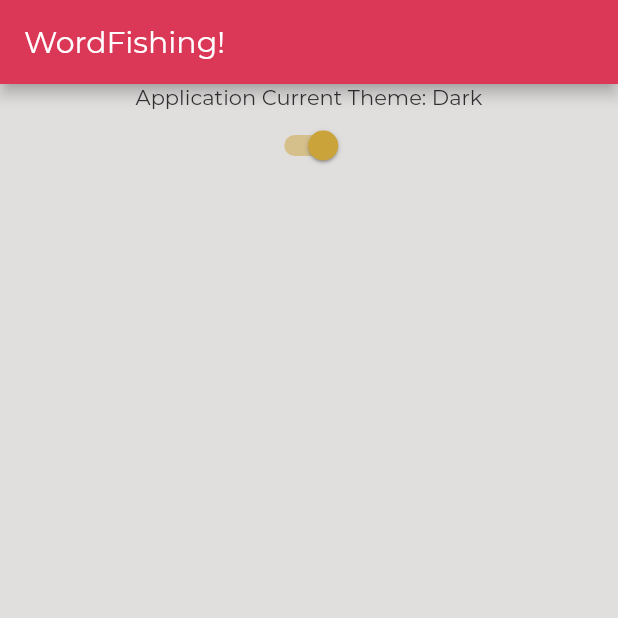
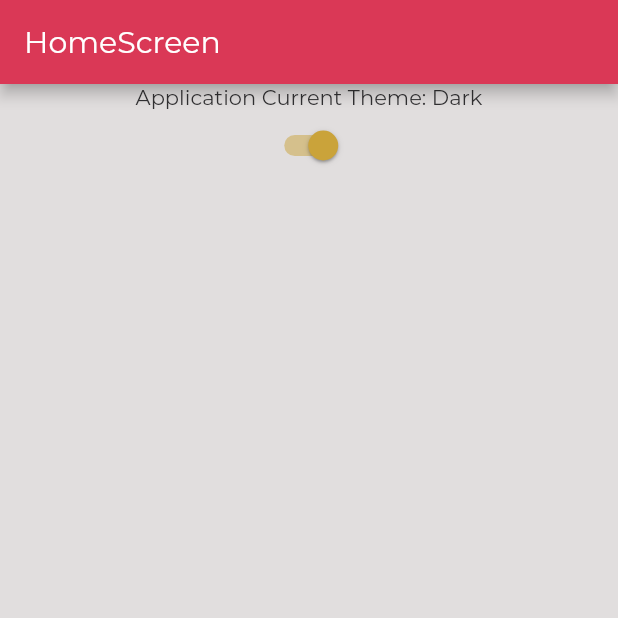
Before and after one commit to DominikHinc/WordFishing_Flutter, a Flutter app: the screen it shows after launch, on a phone screen of 412 x 824 dp, the top half of it. Run offline on Flutter 3.47's test engine with Material 2 defaults, Android fonts, the phone set to English and light mode, and no system bars.

Commit message:
add simple navigation

```diff
--- a/lib/main.dart
+++ b/lib/main.dart
@@ -1,7 +1,5 @@
-import 'package:WordFishing/screens/home-screen.dart';
 import 'package:flutter/material.dart';
-import 'package:WordFishing/providers/theme-provider.dart';
-import 'package:provider/provider.dart';
+import 'package:WordFishing/navigation/routes-config.dart';
 
 void main() {
   runApp(MyApp());
@@ -10,24 +8,6 @@ void main() {
 class MyApp extends StatelessWidget {
   @override
   Widget build(BuildContext context) {
-    return MultiProvider(
-      providers: [
-        ChangeNotifierProvider.value(
-          value: ApplicationThemeProvider(),
-        ),
-      ],
-      child: Consumer<ApplicationThemeProvider>(
-        builder: (_, theme, __) => MaterialApp(
-          title: 'WordFishing',
-          theme: theme.currentTheme,
-          home: Scaffold(
-            appBar: AppBar(
-              title: Text("WordFishing!"),
-            ),
-            body: HomeScreen(),
-          ),
-        ),
-      ),
-    );
+    return RoutesConfig();
   }
 }
--- a/lib/navigation/routes-config.dart
+++ b/lib/navigation/routes-config.dart
@@ -1 +1,27 @@
-// Config for routes will be added here
+import 'package:flutter/material.dart';
+import 'package:WordFishing/screens/home-screen.dart';
+import 'package:WordFishing/providers/theme-provider.dart';
+import 'package:provider/provider.dart';
+
+class RoutesConfig extends StatelessWidget {
+  @override
+  Widget build(BuildContext context) {
+    return MultiProvider(
+      providers: [
+        ChangeNotifierProvider.value(
+          value: ApplicationThemeProvider(),
+        ),
+      ],
+      child: Consumer<ApplicationThemeProvider>(
+        builder: (_, theme, __) => MaterialApp(
+          title: 'WordFishing',
+          theme: theme.currentTheme,
+          initialRoute: '/',
+          routes: {
+            '/': (_) => HomeScreen(),
+          },
+        ),
+      ),
+    );
+  }
+}
--- a/lib/screens/home-screen.dart
+++ b/lib/screens/home-screen.dart
@@ -14,6 +14,11 @@ class _HomeScreenState extends State<HomeScreen> {
   @override
   Widget build(BuildContext context) {
     return Center(
+      child: Scaffold(
+        appBar: AppBar(
+          title: Text('HomeScreen'),
+        ),
+        body: Center(
           child: Column(children: [
             Text("Application Current Theme: ${isSwitched ? "Dark" : "Light"}"),
             Consumer<ApplicationThemeProvider>(
@@ -29,6 +34,8 @@ class _HomeScreenState extends State<HomeScreen> {
               ),
             ),
           ]),
+        ),
+      ),
     );
   }
 }
```
Also changed, not shown: 1 other file. Lines whose indentation alone changed are shown as unchanged.
